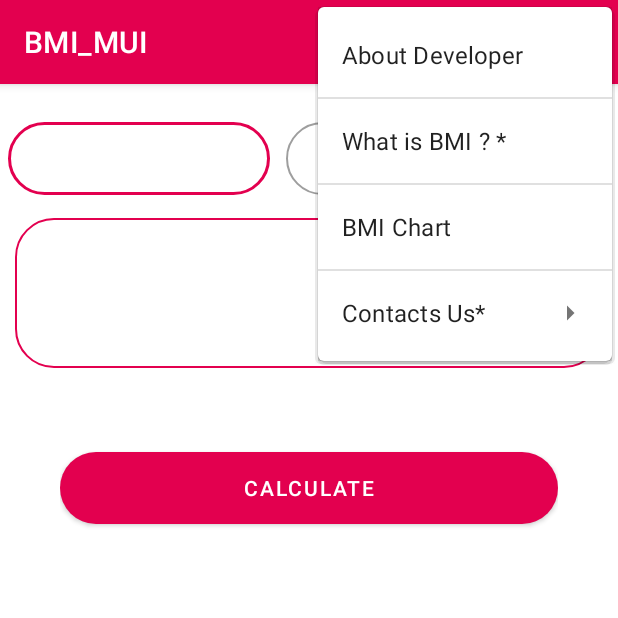
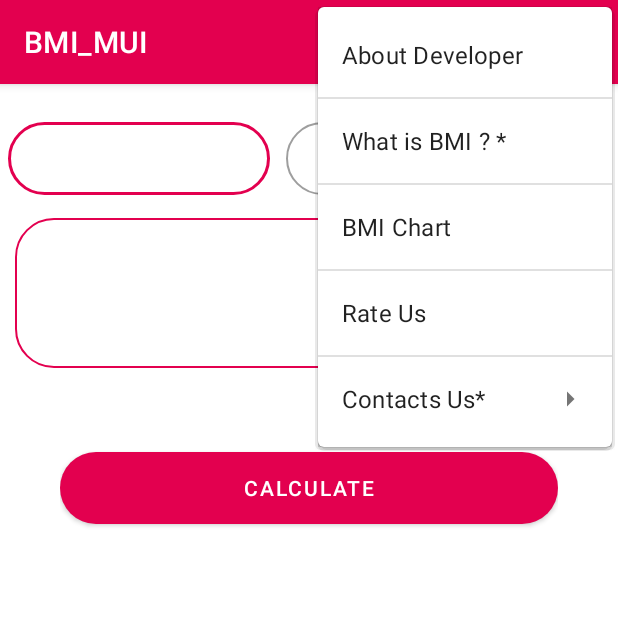
Before and after one commit to siddhantpatel01/BMI_MUI, an Android app: the screen it shows after launch (MainActivity), with the options menu open, on a phone screen of 412 x 824 dp, the top half of it. Run offline under Robolectric (Android 15) with nearby library versions, the phone set to English and light mode, and no system bars; our stand-ins replace data binding; 2 statements that could not run were skipped.

Commit message:
Ratingbar/Databindng

```diff
--- a/app/src/main/java/com/example/bmi_mui/MainActivity.kt
+++ b/app/src/main/java/com/example/bmi_mui/MainActivity.kt
@@ -147,6 +147,14 @@ class MainActivity : AppCompatActivity(), View.OnClickListener {
 //                        Toast.makeText(this,"not app found",Toast.LENGTH_SHORT).show()
 //                    }
             }
+            R.id.rate_me ->{
+                binding.rateus.visibility = View.VISIBLE
+                binding.rateus.setOnRatingBarChangeListener {  ratingBar, rating, fromUser ->
+                    Toast.makeText(this," Rated $rating",Toast.LENGTH_SHORT).show()
+                    binding.rateus.visibility = View.GONE
+                }
+            }
+
         }
 
 
--- a/app/src/main/res/layout/activity_main.xml
+++ b/app/src/main/res/layout/activity_main.xml
@@ -94,6 +94,19 @@
 
 
             </com.google.android.material.button.MaterialButton>
+
+            <RatingBar
+                android:layout_marginTop="10dp"
+                android:id="@+id/rateus"
+                android:layout_width="wrap_content"
+                android:layout_gravity="center"
+                android:theme="@style/RatingBar"
+                android:layout_height="wrap_content"
+                android:numStars="5"
+                android:visibility="gone"
+
+
+                />
         </com.google.android.material.textfield.TextInputLayout>
 
 
--- a/app/src/main/res/menu/options_menu.xml
+++ b/app/src/main/res/menu/options_menu.xml
@@ -18,6 +18,11 @@
         <item
             android:id="@+id/bmi_chart"
             android:title="BMI Chart" />
+    </group>
+    <group android:id="@+id/rate">
+        <item
+            android:id="@+id/rate_me"
+            android:title="Rate Us" />
     </group>
 
     <group android:id="@+id/contact">
--- a/app/src/main/res/values/style.xml
+++ b/app/src/main/res/values/style.xml
@@ -4,4 +4,8 @@
         <item name="cornerFamily">rounded</item>
         <item name="cornerSize">50%</item>
     </style>
+    <style name="RatingBar" parent="Theme.AppCompat">
+        <item name="colorControlNormal"> #808080</item>
+        <item name="colorControlActivated">@color/teal_200</item>
+    </style>
 </resources>
```
